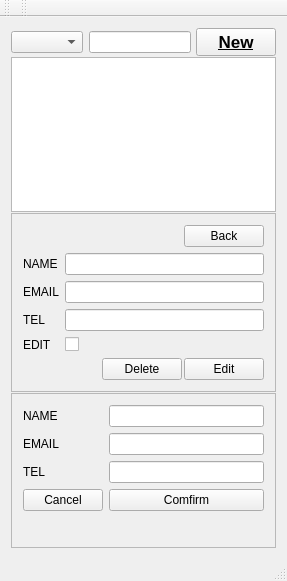
This is mainwindow.ui in LINGJIARONG/QTContactList as Qt 5 draws it before an edit. The edited form follows.
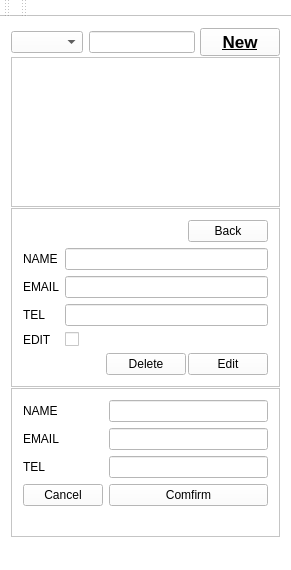
This is the edited form.

```diff
--- a/mainwindow.ui
+++ b/mainwindow.ui
@@ -6,13 +6,17 @@
    <rect>
     <x>0</x>
     <y>0</y>
-    <width>287</width>
-    <height>581</height>
+    <width>291</width>
+    <height>570</height>
    </rect>
   </property>
   <property name="windowTitle">
    <string>Contact List</string>
   </property>
+  <property name="styleSheet">
+   <string notr="true">color:Black;
+background : rgb(255,255,255);</string>
+  </property>
   <property name="iconSize">
    <size>
     <width>32</width>
@@ -36,7 +40,8 @@
     <bool>false</bool>
    </property>
    <property name="styleSheet">
-    <string notr="true"/>
+    <string notr="true">color:Black;
+background : rgb(255,255,255);</string>
    </property>
    <layout class="QVBoxLayout" name="verticalLayout_2" stretch="1,1,1,1">
     <property name="spacing">
@@ -94,9 +99,15 @@
         <pointsize>12</pointsize>
        </font>
       </property>
+      <property name="flow">
+       <enum>QListView::TopToBottom</enum>
+      </property>
       <property name="spacing">
        <number>4</number>
       </property>
+      <property name="viewMode">
+       <enum>QListView::IconMode</enum>
+      </property>
       <property name="modelColumn">
        <number>0</number>
       </property>
@@ -111,7 +122,7 @@
     <item>
      <widget class="QFrame" name="pop">
       <property name="autoFillBackground">
-       <bool>true</bool>
+       <bool>false</bool>
       </property>
       <property name="frameShape">
        <enum>QFrame::StyledPanel</enum>
@@ -228,7 +239,7 @@
     <item>
      <widget class="QFrame" name="frame">
       <property name="autoFillBackground">
-       <bool>true</bool>
+       <bool>false</bool>
       </property>
       <property name="frameShape">
        <enum>QFrame::StyledPanel</enum>
```
Left out of the diff: 2 changed lines with no effect on the pictures.
